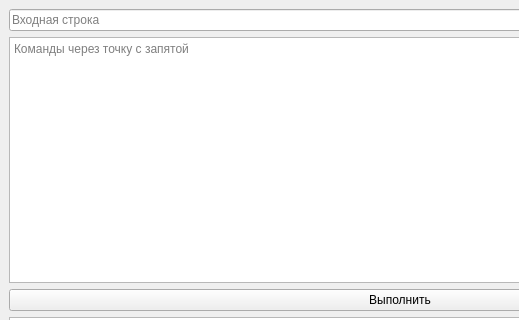
Above: MarkovIsCursed/nam.ui from milana-cat/PythonMarkov before the change; both pictures show x 0 to 519 and y 0 to 320 of the 800 by 600 pixel window. Below: the same form after it.
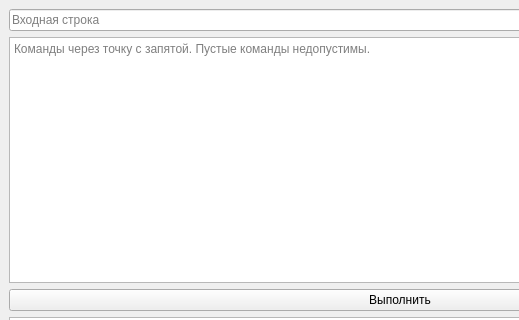
That is the form after the change.

The edit to the form file:
```diff
--- a/MarkovIsCursed/nam.ui
+++ b/MarkovIsCursed/nam.ui
@@ -25,7 +25,7 @@
     <item>
      <widget class="QPlainTextEdit" name="cmdsBox">
       <property name="placeholderText">
-       <string>Команды через точку с запятой</string>
+       <string>Команды через точку с запятой. Пустые команды недопустимы.</string>
       </property>
      </widget>
     </item>
```
